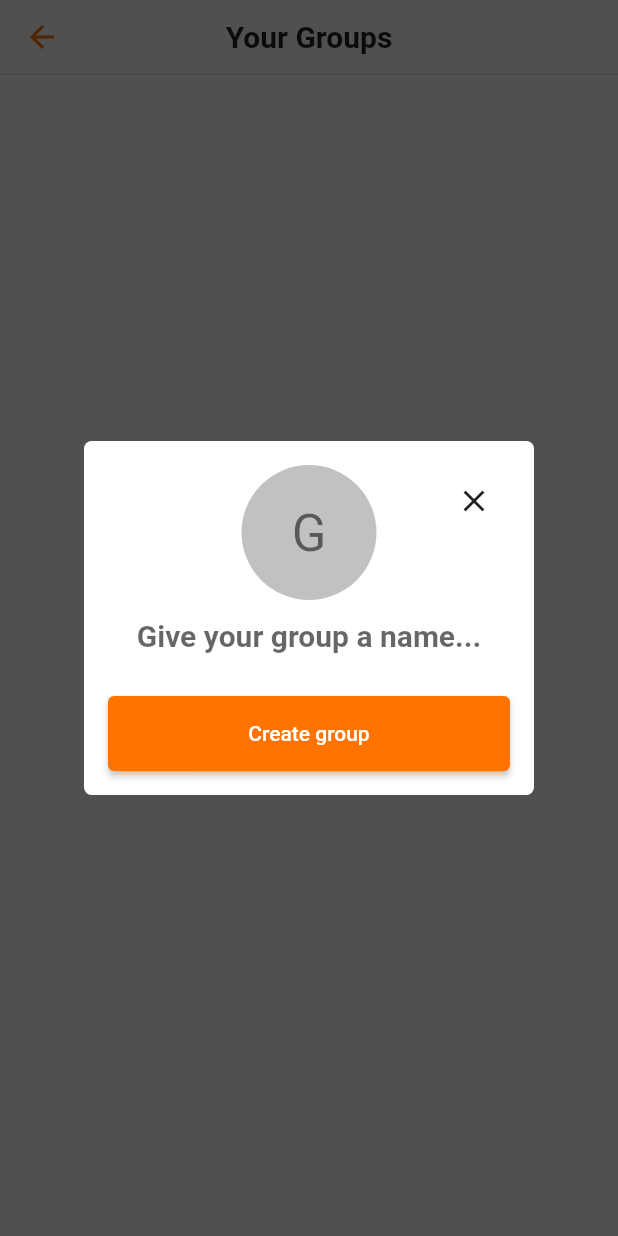
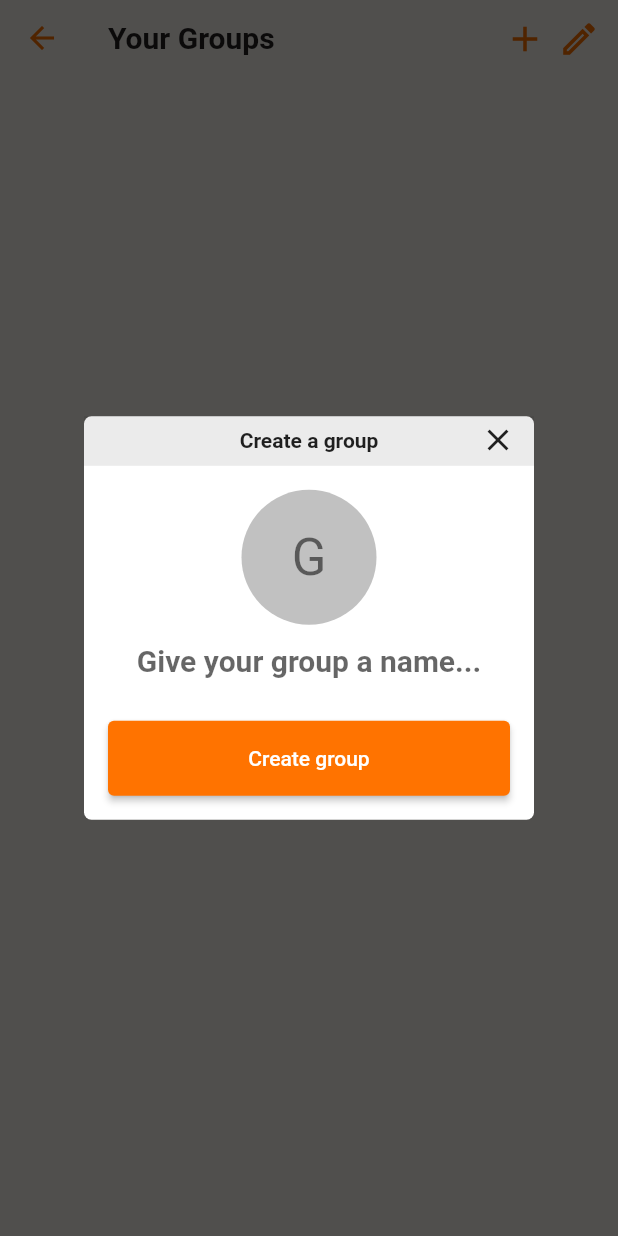
Before and after one commit to pnm122/chatapp, a Flutter app: the Groups screen opened directly, after a tap on "Create a group", on a phone screen of 412 x 824 dp. Run offline on Flutter 3.47's test engine with Material 2 defaults, Android fonts, the phone set to English and light mode, and no system bars; our stand-ins replace badges, cloud_firestore, firebase_auth, firebase_core, font_awesome_flutter, google_sign_in and 1 more; missing offline and left inert: dart:html; accounts and stored records are empty.

Commit message:
Visual upgrades + bug fixes

```diff
--- a/lib/consts.dart
+++ b/lib/consts.dart
@@ -9,12 +9,24 @@ class Consts {
 
   static const double sideMargin = 16.0;
 
+  static EdgeInsets appBarIconPadding =  const EdgeInsets.symmetric(horizontal: 4.0, vertical: 12.0);
+
   static EdgeInsets messagePadding = const EdgeInsets.all(16.0);
   static EdgeInsets messageSurroundPadding = const EdgeInsets.symmetric(horizontal: sideMargin, vertical: 32.0);
   static EdgeInsets messageSenderPadding = const EdgeInsets.all(16.0);
   static EdgeInsets innerSenderPadding = const EdgeInsets.symmetric(horizontal: 16.0, vertical: 4.0);
 
-  static EdgeInsets groupTilePadding = const EdgeInsets.symmetric(horizontal: 16.0, vertical: 8.0);
+  static EdgeInsets groupSectionPadding =  const EdgeInsets.symmetric(horizontal: 16.0, vertical: 8.0);
+  static EdgeInsets groupTilePadding = const EdgeInsets.all(12.0);
+  static EdgeInsets groupTileMargin = const EdgeInsets.symmetric(vertical: 4.0, horizontal: 16.0);
+  static const Color hoverColor = Color.fromARGB(255, 245, 245, 245);
+  static const Color selectedColor = Color.fromARGB(255, 255, 115, 0); // semi-transparent primary color
+  static const Color foregroundColor = Color.fromARGB(255, 255, 251, 247); // i.e. chat background
+  static const Color backgroundColor = Color.fromARGB(255, 255, 255, 255); // i.e. groups background
+   static const Color toolTipColor = Color.fromARGB(255, 73, 73, 73);
+
+  static const tileShadow = BoxShadow(color: Colors.black12, offset: Offset(2, 5), blurRadius: 12.0);
+  static const hoverTileShadow = BoxShadow(color: Colors.black26, offset: Offset(2, 5), blurRadius: 6.0);
 
   static const Color sentColor = Color.fromARGB(255, 203, 67, 33);
   static const Color receivedColor = Color.fromARGB(255, 224, 224, 224);
--- a/lib/main.dart
+++ b/lib/main.dart
@@ -68,7 +68,7 @@ class MyApp extends StatelessWidget {
           ),
           scaffoldBackgroundColor: const Color.fromARGB(255, 250, 246, 244),
         ),
-        home: const MainWrapper(),
+        home: MainWrapper(),
       ),
     );
   }
--- a/lib/service/database_service.dart
+++ b/lib/service/database_service.dart
@@ -29,6 +29,7 @@ class DatabaseService {
       "name": groupName,
       "createdTime": DateTime.now().millisecondsSinceEpoch,
       "lastMessage": "",
+      "lastMessageSender": "",
       "lastMessageTimeStamp": -1,
       "members": [FirebaseAuth.instance.currentUser!.uid],
       // Also will have a collection of messages
@@ -103,6 +104,12 @@ class DatabaseService {
   }
 
   sendMessage(String groupID, Map<String, dynamic> messageMap) async {
-    groupCollection.doc(groupID).collection("messages").add(messageMap);
+    var group = groupCollection.doc(groupID);
+    group.collection("messages").add(messageMap);
+    group.update({
+      "lastMessage": messageMap["message"],
+      "lastMessageSender": messageMap["sender"],
+      "lastMessageTimeStamp": messageMap["timeStamp"],
+    });
   }
 }
--- a/lib/widgets/custom_app_bar.dart
+++ b/lib/widgets/custom_app_bar.dart
@@ -1,24 +1,30 @@
+import 'package:chatapp/consts.dart';
 import 'package:flutter/material.dart';
 
 class CustomAppBar extends StatelessWidget implements PreferredSizeWidget {
-  const CustomAppBar({super.key, this.leading, this.title, this.centerTitle, this.actions});
+  const CustomAppBar({super.key, this.leading, this.title, this.centerTitle, this.actions, this.backgroundColor = Consts.backgroundColor, this.hasBottom = false});
   final Widget? leading;
-  final Widget? title;
+  final String? title;
   final bool? centerTitle;
   final List<Widget>? actions;
+  final Color backgroundColor;
+  final bool hasBottom;
 
   @override
   Widget build(BuildContext context) {
     return AppBar(
-      backgroundColor: Colors.white,
+      backgroundColor: backgroundColor,
       shadowColor: Colors.transparent,
       foregroundColor: Theme.of(context).colorScheme.primary,
       leading: leading,
       titleTextStyle: Theme.of(context).textTheme.headline6?.copyWith(fontWeight: FontWeight.w700),
-      title: title,
+      title: title != null ? Text(
+        title!,
+        style: Theme.of(context).textTheme.headline6?.copyWith(fontWeight: FontWeight.w700),
+      ) : null,
       centerTitle: centerTitle,
       actions: actions,
-      bottom: const BottomDivider()
+      bottom: hasBottom ? const BottomDivider() : null,
     );
   }
 
--- a/lib/widgets/groups.dart
+++ b/lib/widgets/groups.dart
@@ -1,9 +1,12 @@
+import 'dart:async';
+
 import 'package:chatapp/helper/helper_functions.dart';
 import 'package:chatapp/service/auth_service.dart';
 import 'package:chatapp/service/database_service.dart';
 import 'package:chatapp/viewmodels/main_view_model.dart';
 import 'package:chatapp/widgets/widgets.dart';
 import 'package:cloud_firestore/cloud_firestore.dart';
+import 'package:firebase_auth/firebase_auth.dart';
 import 'package:flutter/material.dart';
 import 'package:chatapp/consts.dart';
 import 'package:chatapp/widgets/custom_app_bar.dart';
@@ -17,38 +20,60 @@ class Groups extends StatefulWidget {
 }
 
 class _GroupsState extends State<Groups> {
+  List groupIDs = List.empty(growable: true);
   List<Stream> groups = List.empty(growable: true);
+  StreamSubscription? _subscription;
 
   @override
   void initState() {
-    Stream<DocumentSnapshot> userInfo = DatabaseService().getCurrentUserInfo();
-    userInfo.forEach((element) {
-      List groupIDs = ((element.data() as Map<String, dynamic>)["groups"]);
-      for(var groupID in groupIDs) { groups.add(DatabaseService().getGroup(groupID)); }
-      try {
-        setState(() {});
-      } catch (e) {
-        print(e);
+    _subscription = DatabaseService().getCurrentUserInfo().listen((event) {
+      if(FirebaseAuth.instance.currentUser == null) { return; } // Avoid setState calls on the user logging out
+
+      setState(() {
+        if(event.data() != null) {
+          groupIDs = (event.data() as Map<String, dynamic>)["groups"];
+        }
+      });
+      groups = List.empty(growable: true);
+      for(var id in groupIDs) {
+        groups.add(DatabaseService().getGroup(id.toString()));
       }
     });
     super.initState();
   }
 
   @override
+  void dispose() {
+    _subscription!.cancel();
+    super.dispose();
+  }
+
+  @override
   Widget build(BuildContext context) {
     return SizedBox(
-      width: 250,
+      width: 300,
       child: Scaffold(
-        appBar: const CustomAppBar(
-          centerTitle: true,
-          title: Text("Your Groups"),
+        appBar: CustomAppBar(
+          title: "Your Groups",
+          backgroundColor: Consts.foregroundColor,
+          actions: [
+            Padding(
+              padding: Consts.appBarIconPadding,
+              child: const ActionButton(defaultIcon: Icons.add, hoverIcon: Icons.add_circle, popUpWidget: JoinGroupPopUp(), title: "Join Group"),
+            ),
+            Padding(
+              padding: Consts.appBarIconPadding,
+              child: const ActionButton(defaultIcon: Icons.create_outlined, hoverIcon: Icons.create, popUpWidget: CreateGroupPopUp(), title: "Create Group"),
+            ),
+            const Padding(padding: EdgeInsets.all(4.0)),
+          ]
         ),
         body: Container(
-          color: Colors.white,
+          color: Consts.foregroundColor,
           // Outer StreamBuilder: list of all group ID's associated with this user
           // Get the group with this ID from the database
           // Use another StreamBuilder to pull the actual info from this group
-          child: groups.isEmpty
+          child: groupIDs.isEmpty
             ? Center(
               child: Column(
                 crossAxisAlignment: CrossAxisAlignment.center,
@@ -57,20 +82,20 @@ class _GroupsState extends State<Groups> {
                   Text("You haven't joined any groups yet."),
                   SizedBox(height: 5.0),
                   NoGroupsJoinGroupButton(),
+                  SizedBox(height: 5.0),
                   NoGroupsCreateGroupButton()
                 ]
               )
             )
-            : Column(
-                children: [
-                  NoGroupsJoinGroupButton(),
-                  NoGroupsCreateGroupButton(),
-                  ListView.builder(
-                    itemCount: groups.length,
+            : ListView.builder(
+              itemCount: groups.length + 2, // +2 to allow padding on both sides of the list
               shrinkWrap: true,
+              physics: BouncingScrollPhysics(),
               itemBuilder: (context, index) {
+                if(index == 0) { return const Padding(padding: EdgeInsets.all(4.0)); }
+                if(index == groups.length + 1) { return const Padding(padding: EdgeInsets.all(4.0)); }
                 return StreamBuilder(
-                        stream: groups[index],
+                  stream: groups[index - 1],
                   builder:(context, AsyncSnapshot snapshot) {
                     if(snapshot.connectionState == ConnectionState.waiting) {
                       return const Center(child: CircularProgressIndicator());
@@ -85,8 +110,44 @@ class _GroupsState extends State<Groups> {
               },
 
             ),
-                ],
+        )
       ),
+    );
+  }
+}
+
+class ActionButton extends StatefulWidget {
+  const ActionButton({super.key, required this.defaultIcon, required this.hoverIcon, required this.popUpWidget, required this.title});
+  final IconData defaultIcon;
+  final IconData hoverIcon;
+  final Widget popUpWidget;
+  final String title;
+
+  @override
+  State<ActionButton> createState() => _ActionButtonState();
+}
+
+class _ActionButtonState extends State<ActionButton> {
+  bool hovering = false;
+  @override
+  Widget build(BuildContext context) {
+    return Tooltip(
+      preferBelow: false,
+      decoration: BoxDecoration(color: Consts.toolTipColor),
+      message: widget.title,
+      child: InkWell(
+        onHover:(hover) {
+          setState(() {
+            hovering = hover;
+          });
+        },
+        onTap: () {
+          pushPopUp(context, widget.popUpWidget, widget.title, true);
+        },
+        child: Icon(
+          hovering ? widget.hoverIcon : widget.defaultIcon,
+          size: 28,
+          color: Theme.of(context).colorScheme.primary,
         )
       ),
     );
@@ -103,39 +164,68 @@ class GroupTile extends StatefulWidget {
 }
 
 class _GroupTileState extends State<GroupTile> {
+  bool hovering = false;
+
   @override
   Widget build(BuildContext context) {
+
     int selectedIndex = context.watch<MainViewModel>().selectedIndex;
-    return InkWell(
+
+    return Padding(
+      padding: Consts.groupTileMargin,
+      child: InkWell(
         onTap: () {
           context.read<MainViewModel>().setSelectedIndex(widget.index);
           context.read<MainViewModel>().setSelectedGroupId(widget.info["id"]);
+          context.read<MainViewModel>().setSelectedGroupName(widget.info["name"]);
+
+          if(MediaQuery.of(context).size.width <= Consts.cutoffWidth) {
+            Navigator.pop(context);
+          }
         },
-      child: Container(
+        onHover: (hover) {
+          setState(() {
+            hovering = hover;
+          });
+        },
+        child: AnimatedContainer(
+          duration: const Duration(milliseconds: 200),
           padding: Consts.groupTilePadding,
+          decoration: BoxDecoration(
             color: widget.index == selectedIndex
-          ? const Color.fromARGB(255, 245, 226, 208)
-          : Colors.white,
+              ? Consts.selectedColor
+              : Consts.backgroundColor,
+            borderRadius: const BorderRadius.all(Radius.circular(12.0)),
+            boxShadow: [
+              hovering ? Consts.hoverTileShadow : Consts.tileShadow
+            ],
+          ),
+
           child: Row(
             crossAxisAlignment: CrossAxisAlignment.start,
             children: [
               CircleAvatar(
-              backgroundColor: widget.index == selectedIndex ? Theme.of(context).colorScheme.primary : Colors.grey.shade500,
-              foregroundColor: widget.index == selectedIndex ? Colors.white : Colors.black, // Not working?
+                backgroundColor: widget.index == selectedIndex ? Consts.backgroundColor : Colors.grey.shade300,
+                foregroundColor: Colors.black, // Not working?
                 radius: 24,
                 child: Text(HelperFunctions.abbreviate(widget.info["name"]), style: Theme.of(context).textTheme.headline6)
               ),
 
               const SizedBox(width: 8.0),
 
-            Column(
+              Expanded(
+                child: Container(
+                  child: Column(
                     crossAxisAlignment: CrossAxisAlignment.start,
                     mainAxisAlignment: MainAxisAlignment.center,
                     children: [
                       // Title of the group
                       Text(
                         widget.info["name"],
-                  style: Theme.of(context).textTheme.bodyLarge?.copyWith(fontWeight: FontWeight.w700),
+                        style: Theme.of(context).textTheme.bodyLarge?.copyWith(
+                          fontWeight: FontWeight.w700,
+                          color: widget.index == selectedIndex ? Consts.backgroundColor : Colors.black,
+                        ),
                       ),
 
                       const SizedBox(height: 5.0),
@@ -144,15 +234,26 @@ class _GroupTileState extends State<GroupTile> {
                       widget.info["lastMessage"] == ""
                         ? Text(
                             "No messages yet.",
-                      style: Theme.of(context).textTheme.bodyMedium?.copyWith(color: Colors.grey, fontStyle: FontStyle.italic),
+                            style: Theme.of(context).textTheme.bodyMedium?.copyWith(
+                              color: widget.index == selectedIndex ? Colors.white70 : Colors.grey.shade600,
+                              fontStyle: FontStyle.italic
+                            ),
                           )
-                  : Text(
+                        : Container(
+                          child: Text(
                               widget.info["lastMessage"],
-                      style: Theme.of(context).textTheme.bodyMedium?.copyWith(color: Colors.grey),
+                              overflow: TextOverflow.ellipsis,
+                              style: Theme.of(context).textTheme.bodyMedium?.copyWith(
+                                color: widget.index == selectedIndex ? Colors.white70 : Colors.grey.shade600,
+                              ),
+                            ),
                         )
                     ],
                   ),
+                ),
+              ),
             ],
+          ),
         ),
       ),
     );
@@ -179,20 +280,19 @@ class _NoGroupsJoinGroupButtonState extends State<NoGroupsJoinGroupButton> {
         });
       },
       onTap: () {
-        pushPopUp(context, const JoinGroupPopUp());
+        pushPopUp(context, const JoinGroupPopUp(), "Join Group", true);
       },
       child: Row(
         mainAxisAlignment: MainAxisAlignment.center,
         children: [
           Text(
             "Join a group",
-            style: Theme.of(context).textTheme.titleMedium?.copyWith(
+            style: Theme.of(context).textTheme.titleLarge?.copyWith(
               fontWeight: FontWeight.w700,
             )
           ),
           Icon(
             hover ? Icons.add_circle : Icons.add,
-            size: 20.0,
             color: Theme.of(context).colorScheme.primary
           )
         ],
@@ -221,10 +321,7 @@ class _JoinGroupPopUpState extends State<JoinGroupPopUp> {
   Widget build(BuildContext context) {
     return Container(
       padding: const EdgeInsets.all(16.0),
-      constraints: const BoxConstraints(maxWidth: 300),
-      child: Stack(
-        children: [
-          Column(
+      child: Column(
         children: [
           TextFormField(
             textAlign: TextAlign.center,
@@ -252,17 +349,6 @@ class _JoinGroupPopUpState extends State<JoinGroupPopUp> {
           ),
         ],
       ),
-          Positioned(
-            top: 0,
-            right: 0,
-            child: IconButton(
-              icon: const Icon(Icons.close),
-              padding: const EdgeInsets.all(0.0),
-              onPressed: () { Navigator.pop(context); }
-            ),
-          )
-        ],
-      ),
     );
   }
 }
@@ -287,20 +373,19 @@ class _NoGroupsCreateGroupButtonState extends State<NoGroupsCreateGroupButton> {
         });
       },
       onTap: () {
-        pushPopUp(context, const CreateGroupPopUp());
+        pushPopUp(context, const CreateGroupPopUp(), "Create a group", true);
       },
       child: Row(
         mainAxisAlignment: MainAxisAlignment.center,
         children: [
           Text(
             "Create a group",
-            style: Theme.of(context).textTheme.titleMedium?.copyWith(
+            style: Theme.of(context).textTheme.titleLarge?.copyWith(
               fontWeight: FontWeight.w700,
             )
           ),
           Icon(
             hover ? Icons.create : Icons.create_outlined,
-            size: 20.0,
             color: Theme.of(context).colorScheme.primary
           )
         ],
@@ -342,10 +427,7 @@ class _CreateGroupPopUpState extends State<CreateGroupPopUp> {
   Widget build(BuildContext context) {
     return Container(
       padding: const EdgeInsets.all(16.0),
-      constraints: const BoxConstraints(maxWidth: 300),
       child: Column(
-        children: [
-          Stack(
         children: [
           Center(
             child: CircleAvatar(
@@ -354,17 +436,6 @@ class _CreateGroupPopUpState extends State<CreateGroupPopUp> {
               radius: 45,
               child: Text(abbreviation, style: Theme.of(context).textTheme.headline4)
             ),
-              ),
-              Positioned(
-                top: 0,
-                right: 0,
-                child: IconButton(
-                  icon: const Icon(Icons.close),
-                  padding: const EdgeInsets.all(0.0),
-                  onPressed: () { Navigator.pop(context); }
-                ),
-              )
-            ],
           ),
           TextFormField(
             textAlign: TextAlign.center,
--- a/lib/widgets/widgets.dart
+++ b/lib/widgets/widgets.dart
@@ -1,3 +1,4 @@
+import 'package:chatapp/consts.dart';
 import 'package:flutter/material.dart';
 
 void pushScreen(context, page) {
@@ -14,7 +15,8 @@ void pushScreenReplace(context, page) {
   );
 }
 
-void pushPopUp(context, page) {
+void pushPopUp(context, page, String title, bool closeable) {
+  double width = 300;
   showGeneralDialog(
     barrierColor: const Color.fromARGB(175, 0, 0, 0),
     context: context,
@@ -27,7 +29,42 @@ void pushPopUp(context, page) {
           // Use this to minimize height to fit content
           child: Wrap(
             children: [
-              page
+              SizedBox(
+                width: width,
+                child: Column(
+                  children: [
+                    // Header for pop-up
+                    Container(
+                      color: Color.fromARGB(20, 0, 0, 0),
+                      child: Stack(
+                        children: [
+                          Container(
+                            height: 32,
+                            alignment: Alignment.center,
+                            child: Text(
+                              title,
+                              textAlign: TextAlign.center,
+                              style: Theme.of(context).textTheme.bodyMedium?.copyWith(fontWeight: FontWeight.w700),
+                            ),
+                          ),
+                          closeable ? Positioned(
+                            height: 32,
+                            top: 0,
+                            right: 0,
+                            child: IconButton(
+                              icon: const Icon(Icons.close),
+                              padding: const EdgeInsets.all(0.0),
+                              onPressed: () { Navigator.pop(context); }
+                            ),
+                          ) : Container()
+                        ],
+                      ),
+                    ),
+                    const Divider(height: 1),
+                    page
+                  ],
+                )
+              )
             ]
           )
         )
```
Also changed, not shown: lib/pages/chat_room.dart (+6 -6 lines), lib/pages/main_page.dart (+15 -5 lines), lib/pages/main_wrapper.dart (+5 -3 lines), lib/viewmodels/main_view_model.dart (+7 -0 lines), 1 other file. Lines whose indentation alone changed are shown as unchanged.
